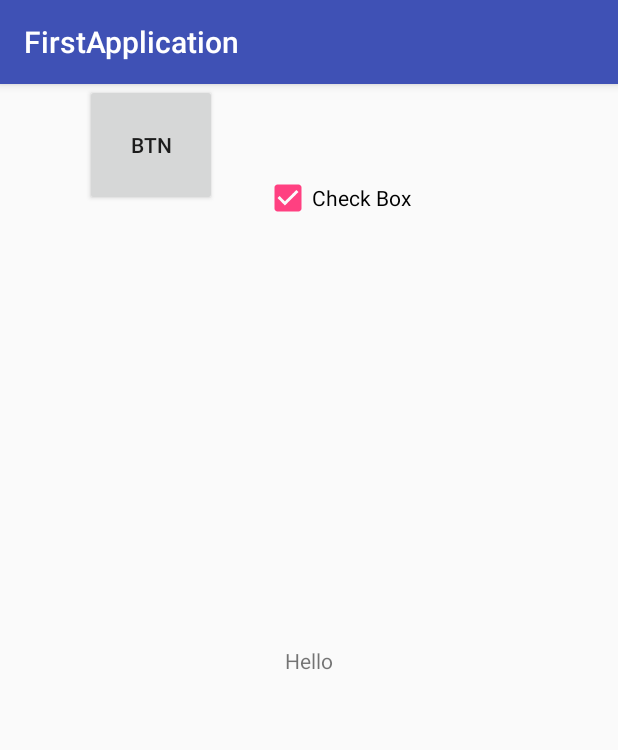
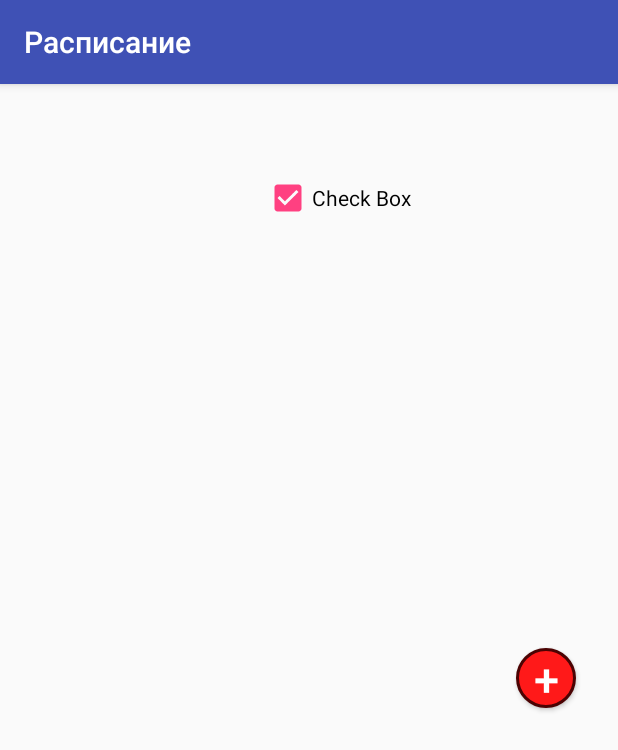
Before and after one commit to sojerton/AndroidApp, an Android app: the screen it shows after launch (MainActivity), on a phone screen of 412 x 824 dp. Shown: the top 750 px of the screen. Run offline under Robolectric (Android 15) with nearby library versions, the phone set to English and light mode, and no system bars.

Commit message:
added LessonButton, change ActionBar

```diff
--- a/app/src/main/java/com/example/sojertondigma/firstapplication/MainActivity.java
+++ b/app/src/main/java/com/example/sojertondigma/firstapplication/MainActivity.java
@@ -1,5 +1,7 @@
 package com.example.sojertondigma.firstapplication;
 
+import android.app.ActionBar;
+import android.graphics.drawable.ColorDrawable;
 import android.support.v7.app.AppCompatActivity;
 import android.os.Bundle;
 import android.widget.Button;
@@ -14,16 +16,19 @@ public class MainActivity extends AppCompatActivity {
         super.onCreate(savedInstanceState);
         setContentView(R.layout.activity_main);
 
-        TextView myTextView = findViewById(R.id.text_veiw);
-        myTextView.setText("Hello");
+        //TextView myTextView = findViewById(R.id.text_veiw);
+        //myTextView.setText("Hello");
 
-        Button myBtn = findViewById(R.id.btn);
-        myBtn.setText("Btn");
+        Button myBtn = findViewById(R.id.btnAddLesson);
         myBtn.setEnabled(true);
 
         CheckBox myChb = findViewById(R.id.chb);
         myChb.setChecked(true);
 
+        setTitle("Расписание");
+        //ActionBar bar = getActionBar();
+        //bar.setBackgroundDrawable(new ColorDrawable(R.color.red));
+
     }
 
 
--- /dev/null
+++ b/app/src/main/res/drawable/button_circle.xml
@@ -0,0 +1,17 @@
+<?xml version="1.0" encoding="utf-8"?>
+<selector xmlns:android="http://schemas.android.com/apk/res/android">
+    <item android:state_pressed="false">
+        <shape android:shape="oval">
+            <solid android:color="#FF1919"/>
+            <stroke android:width="2dp"
+                    android:color="#4B0303"/>
+        </shape>
+    </item>
+    <item android:state_pressed="true">
+        <shape android:shape="oval">
+            <solid android:color="#8D0000"/>
+            <stroke android:width="2dp"
+                    android:color="#1B0000"/>
+        </shape>
+    </item>
+</selector>
--- a/app/src/main/res/layout/activity_main.xml
+++ b/app/src/main/res/layout/activity_main.xml
@@ -6,23 +6,19 @@
     android:layout_height="match_parent"
     tools:context=".MainActivity">
 
-    <TextView
-        android:id="@+id/text_veiw"
-        android:layout_width="wrap_content"
-        android:layout_height="wrap_content"
-        android:text="Hello World!"
-        app:layout_constraintBottom_toBottomOf="parent"
-        app:layout_constraintLeft_toLeftOf="parent"
-        app:layout_constraintRight_toRightOf="parent"
-        app:layout_constraintTop_toTopOf="parent" />
-
     <Button
-        android:id="@+id/btn"
-        android:layout_width="wrap_content"
-        android:layout_height="81dp"
-        android:text="@string/Btn"
+        android:id="@+id/btnAddLesson"
+        android:layout_width="40dp"
+        android:layout_height="40dp"
+        android:layout_marginTop="376dp"
+        android:background="@drawable/button_circle"
+        android:text="@string/BtnAddLesson"
+        android:textColor="@android:color/white"
+        android:textIsSelectable="false"
+        android:textSize="30sp"
+        android:textStyle="normal"
         app:layout_constraintEnd_toEndOf="parent"
-        app:layout_constraintHorizontal_bias="0.175"
+        app:layout_constraintHorizontal_bias="0.924"
         app:layout_constraintStart_toStartOf="parent"
         app:layout_constraintTop_toTopOf="parent" />
 
--- a/app/src/main/res/values/colors.xml
+++ b/app/src/main/res/values/colors.xml
@@ -3,4 +3,5 @@
     <color name="colorPrimary">#3F51B5</color>
     <color name="colorPrimaryDark">#303F9F</color>
     <color name="colorAccent">#FF4081</color>
+    <color name="red">#ff0000</color>
 </resources>
--- a/app/src/main/res/values/strings.xml
+++ b/app/src/main/res/values/strings.xml
@@ -1,6 +1,6 @@
 <resources>
-    <string name="app_name">FirstApplication</string>
+    <string name="app_name">Schedule for school</string>
     <string name="second">This is second Activity</string>
-    <string name="Btn">Button</string>
+    <string name="BtnAddLesson">+</string>
     <string name="main_CB">Check Box</string>
 </resources>
```
Also changed, not shown: app/src/main/res/layout-land/second.xml (deleted, +0 -57 lines).
